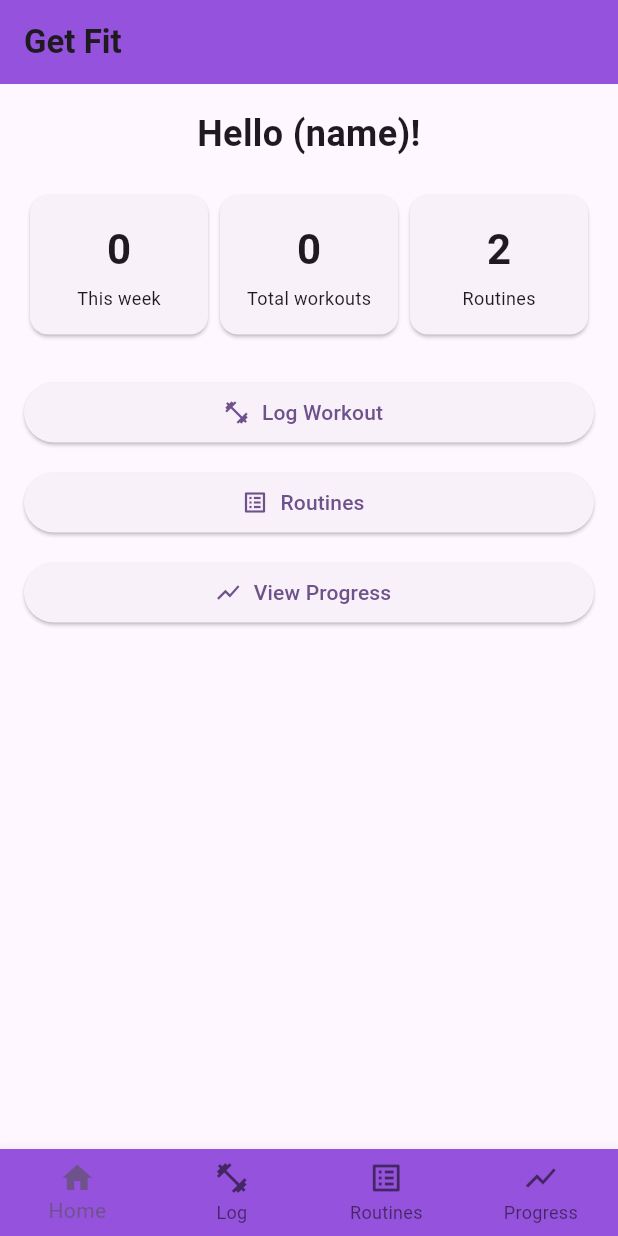
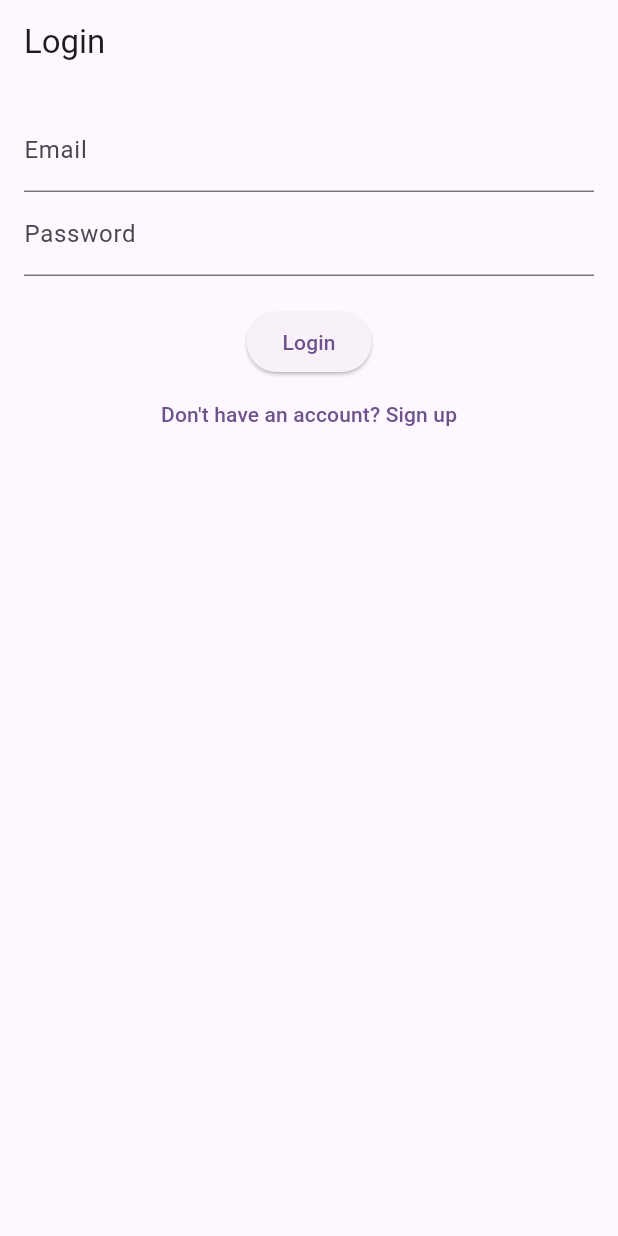
Before and after one commit to Cs3541/GroupProjectH, a Flutter app: the screen it shows after launch, on a phone screen of 412 x 824 dp. Run offline on Flutter 3.47's test engine with Material 3 defaults, Android fonts, the phone set to English and light mode, and no system bars; our stand-ins replace firebase_auth, firebase_core, image_picker, loading_animation_widget, pedometer, permission_handler; accounts and stored records are empty.

Commit message:
authentication login

```diff
--- /dev/null
+++ b/lib/models/auth_model.dart
@@ -0,0 +1,31 @@
+import 'package:firebase_auth/firebase_auth.dart';
+
+class AuthModel {
+  final FirebaseAuth _auth = FirebaseAuth.instance;
+
+  Future<String?> login(String email, String password) async {
+    try {
+      await _auth.signInWithEmailAndPassword(email: email, password: password);
+      return null;
+    } catch (e) {
+      return e.toString();
+    }
+  }
+
+  Future<String?> signUp(String email, String password) async {
+    try {
+      await _auth.createUserWithEmailAndPassword(email: email, password: password);
+      return null;
+    } catch (e) {
+      return e.toString();
+    }
+  }
+
+  Future<void> signOut() async {
+    await _auth.signOut();
+  }
+
+  Stream<User?> authStateChanges() => _auth.authStateChanges();
+
+  User? get currentUser => _auth.currentUser;
+}
--- /dev/null
+++ b/lib/presenters/auth_presenter.dart
@@ -0,0 +1,19 @@
+import '../models/auth_model.dart';
+
+class AuthPresenter {
+  final AuthModel _model = AuthModel();
+
+  Future<String?> login(String email, String password) {
+    return _model.login(email, password);
+  }
+
+  Future<String?> signUp(String email, String password) {
+    return _model.signUp(email, password);
+  }
+
+  Future<void> logout() => _model.signOut();
+
+  Stream authStateChanges() => _model.authStateChanges();
+
+  String? getCurrentUserEmail() => _model.currentUser?.email;
+}
--- /dev/null
+++ b/lib/views/login_screen.dart
@@ -0,0 +1,77 @@
+import 'package:flutter/material.dart';
+import '../presenters/auth_presenter.dart';
+import 'main_navigation.dart';
+import 'signup_screen.dart';
+
+class LoginScreen extends StatefulWidget {
+  const LoginScreen({super.key});
+
+  @override
+  State<LoginScreen> createState() => _LoginScreenState();
+}
+
+class _LoginScreenState extends State<LoginScreen> {
+  final _emailController = TextEditingController();
+  final _passwordController = TextEditingController();
+  final _presenter = AuthPresenter();
+
+  String? _errorMessage;
+
+  void _handleLogin() async {
+    final error = await _presenter.login(
+      _emailController.text.trim(),
+      _passwordController.text.trim(),
+    );
+
+    if (error != null) {
+      setState(() => _errorMessage = error);
+    } else {
+      Navigator.pushReplacement(
+        context,
+        MaterialPageRoute(builder: (_) => const MainNavigationScreen()),
+      );
+    }
+  }
+
+  @override
+  Widget build(BuildContext context) {
+    return Scaffold(
+      appBar: AppBar(
+        title: const Text('Login'),
+        automaticallyImplyLeading: false,
+      ),
+      body: Padding(
+        padding: const EdgeInsets.all(16.0),
+        child: Column(
+          children: [
+            if (_errorMessage != null)
+              Text(_errorMessage!, style: const TextStyle(color: Colors.red)),
+            TextField(
+              controller: _emailController,
+              decoration: const InputDecoration(labelText: 'Email'),
+            ),
+            TextField(
+              controller: _passwordController,
+              obscureText: true,
+              decoration: const InputDecoration(labelText: 'Password'),
+            ),
+            const SizedBox(height: 20),
+            ElevatedButton(
+              onPressed: _handleLogin,
+              child: const Text('Login'),
+            ),
+            TextButton(
+              onPressed: () {
+                Navigator.push(
+                  context,
+                  MaterialPageRoute(builder: (_) => const SignupScreen()),
+                );
+              },
+              child: const Text("Don't have an account? Sign up"),
+            ),
+          ],
+        ),
+      ),
+    );
+  }
+}
```
Also changed, not shown: lib/home_screen.dart (+68 -6 lines), lib/main.dart (+7 -1 lines), lib/models/step_model.dart (+9 -0 lines), lib/presenters/step_presenter.dart (+49 -0 lines), lib/views/signup_screen.dart (added, +91 -0 lines), firebase.json, lib/firebase_options.dart, lib/views/profile_screen.dart (added), 4 other files.
